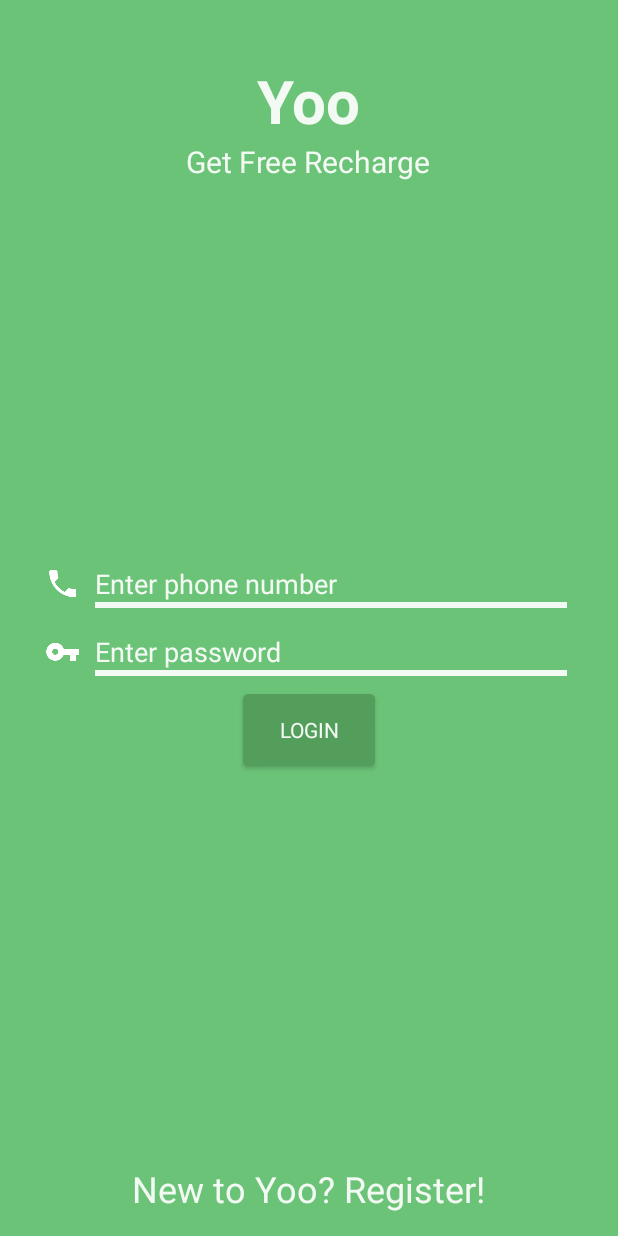
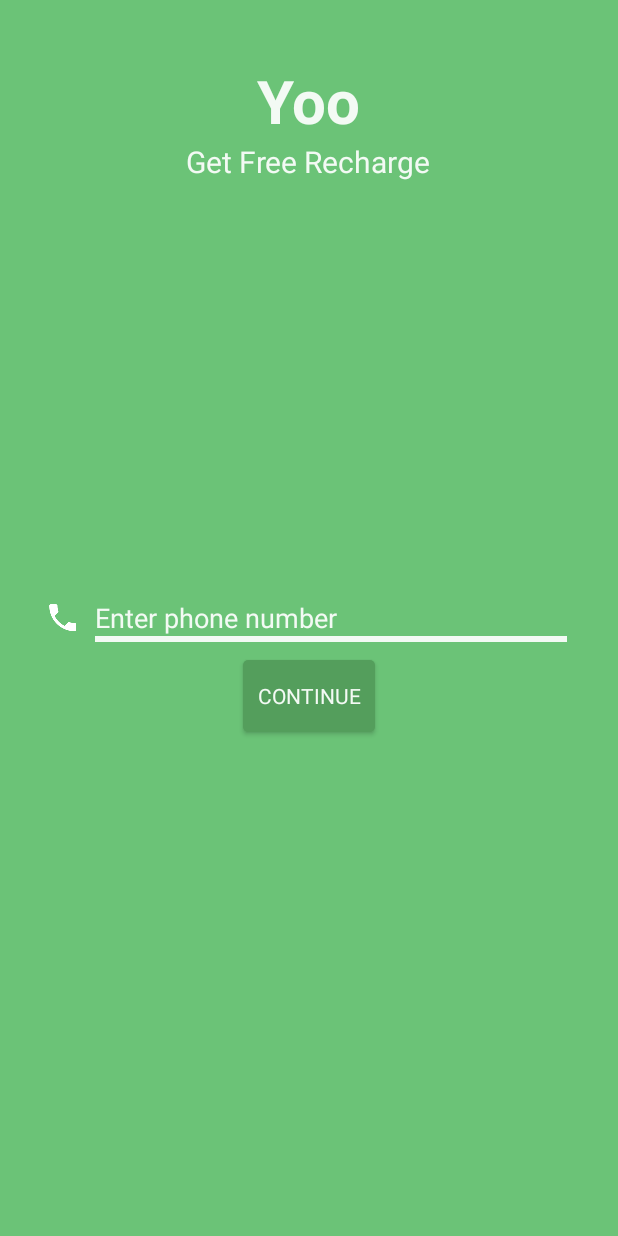
Before and after one commit to ayazalam/Yoo, an Android app: the screen it shows after launch (MainActivity), on a phone screen of 412 x 824 dp. Run offline under Robolectric (Android 15) with nearby library versions, the phone set to English and light mode, and no system bars; our stand-ins replace ButterKnife, Volley; libraries missing offline, so code that uses them is left out: com.github.paolorotolo.appintro.

Commit message:
getting login & register response

```diff
--- a/app/build.gradle
+++ b/app/build.gradle
@@ -28,6 +28,7 @@ dependencies {
     compile fileTree(dir: 'libs', include: ['*.jar'])
     testCompile 'junit:junit:4.12'
     compile 'com.android.support:appcompat-v7:23.1.1'
+    compile 'com.android.support:design:23.1.1'
     compile 'com.github.paolorotolo:appintro:3.4.0' //app intro
     compile 'com.jakewharton:butterknife:7.0.1' //butter knife
     compile 'com.mcxiaoke.volley:library:1.0.19' //volley singleton
--- a/app/src/main/AndroidManifest.xml
+++ b/app/src/main/AndroidManifest.xml
@@ -1,12 +1,16 @@
 <?xml version="1.0" encoding="utf-8"?>
 <manifest xmlns:android="http://schemas.android.com/apk/res/android"
     package="in.theyoo.yoo">
+
+    <uses-permission android:name="android.permission.INTERNET"/>
+    <uses-permission android:name="android.permission.ACCESS_NETWORK_STATE"/>
 
     <application
         android:allowBackup="true"
         android:icon="@mipmap/ic_launcher"
         android:label="@string/app_name"
         android:supportsRtl="true"
+        android:name=".application.MyApplication"
         android:theme="@style/AppTheme">
         <activity android:name=".activity.MainActivity">
             <intent-filter>
--- a/app/src/main/java/in/theyoo/yoo/activity/MainActivity.java
+++ b/app/src/main/java/in/theyoo/yoo/activity/MainActivity.java
@@ -1,44 +1,131 @@
 package in.theyoo.yoo.activity;
 
+import android.app.ProgressDialog;
 import android.content.Intent;
 import android.graphics.PorterDuff;
 import android.os.Bundle;
 import android.support.v4.content.ContextCompat;
 import android.support.v7.app.AppCompatActivity;
+import android.view.View;
+import android.widget.Button;
+import android.widget.RelativeLayout;
 import android.widget.TextView;
+import android.widget.Toast;
+
+import com.android.volley.AuthFailureError;
+import com.android.volley.Request;
+import com.android.volley.RequestQueue;
+import com.android.volley.Response;
+import com.android.volley.VolleyError;
+import com.android.volley.toolbox.StringRequest;
+
+import java.util.HashMap;
+import java.util.Map;
 
 import butterknife.Bind;
 import butterknife.ButterKnife;
 import in.theyoo.yoo.R;
 import in.theyoo.yoo.appIntro.MainAppIntro;
+import in.theyoo.yoo.extra.ApiUrl;
+import in.theyoo.yoo.extra.Keys;
+import in.theyoo.yoo.network.MyVolley;
 import in.theyoo.yoo.storage.MySharedPreferences;
+import in.theyoo.yoo.util.Util;
 
 public class MainActivity extends AppCompatActivity {
+    //view
     @Bind(R.id.phone_edit_text) TextView mPhoneNumber;
-    @Bind(R.id.password_edit_text) TextView mPasswordNumber;
+    @Bind(R.id.continue_button) Button mContinue;
+    @Bind(R.id.layoutForSnackbar) RelativeLayout mLayoutForSnackBar;
+
+    //member variables
+    private RequestQueue mRequestQueue;
+    private ProgressDialog pd;
 
     @Override
     protected void onCreate(Bundle savedInstanceState) {
         super.onCreate(savedInstanceState);
         setContentView(R.layout.activity_main);
         ButterKnife.bind(this);
+
+        //setup Progress dialog
+        pd = new ProgressDialog(this);
+        pd.setMessage(getString(R.string.please_wait_requesting_otp));
+
         //Shared preference
         MySharedPreferences mPreferences = MySharedPreferences.getInstance(getApplicationContext());
 
         //check user has opened app for the first time
-        if (!mPreferences.getBooleanKey(MySharedPreferences.KEY_MAIN_APP_INTRO)){
+        if (!mPreferences.getBooleanKey(MySharedPreferences.KEY_MAIN_APP_INTRO)) {
             //store value to Shared preference
             mPreferences.setBooleanKey(MySharedPreferences.KEY_MAIN_APP_INTRO);
             //Show main app intro
             startActivity(new Intent(this, MainAppIntro.class));
         }
 
+        //Instanciate Volley
+        mRequestQueue = MyVolley.getInstance().getRequestQueue();
+
         //Set editText bottom line color
         mPhoneNumber.getBackground().mutate().setColorFilter(
-                ContextCompat.getColor(getApplicationContext(),R.color.iconColor), PorterDuff.Mode.ADD);
-
-        mPasswordNumber.getBackground().mutate().setColorFilter(
-                ContextCompat.getColor(getApplicationContext(),R.color.iconColor), PorterDuff.Mode.ADD);    }
+                ContextCompat.getColor(getApplicationContext(), R.color.iconColor), PorterDuff.Mode.ADD);
 
 
+        //When Continue button is pressed
+        mContinue.setOnClickListener(new View.OnClickListener() {
+            @Override
+            public void onClick(View v) {
+                //get mobile number
+                String mobile = mPhoneNumber.getText().toString().trim();
+                checkInternetAndDoLogin(mobile);
+            }
+        });
+    }
+
+    /*
+    * Method to check internet connection and do login or signup
+    * */
+    private void checkInternetAndDoLogin(String mobile) {
+        //check internet
+        if (Util.isNetworkAvailable()){
+            //check phone number is valid
+            if (mobile.length() == 10){
+                doLoginInBackground(mobile);
+            }else{
+                Util.redSnackbar(mLayoutForSnackBar,getString(R.string.invalid_mobile_number));
+            }
+        }else{
+           Util.noInternetSnackBar(mLayoutForSnackBar);
+        }
+    }
+
+    /*
+    * Method to do login & register in background
+    *
+    * */
+    private void doLoginInBackground(final String mobile) {
+        pd.show();
+        StringRequest request = new StringRequest(Request.Method.POST,ApiUrl.LOGIN_REGISTER, new Response.Listener<String>() {
+            @Override
+            public void onResponse(String response) {
+                pd.hide();
+                Toast.makeText(getApplicationContext(),response,Toast.LENGTH_LONG).show();
+            }
+        }, new Response.ErrorListener() {
+            @Override
+            public void onErrorResponse(VolleyError error) {
+                pd.hide();
+                Toast.makeText(getApplicationContext(),error.getMessage(),Toast.LENGTH_LONG).show();
+            }
+        }){
+            @Override
+            protected Map<String, String> getParams() throws AuthFailureError {
+                Map<String,String> map = new HashMap<>();
+                map.put(Keys.PARAM_LOGIN_MOBILE,mobile);
+                return map;
+            }
+        };
+
+        mRequestQueue.add(request);
+    }
 }
--- a/app/src/main/res/layout/activity_main.xml
+++ b/app/src/main/res/layout/activity_main.xml
@@ -1,10 +1,10 @@
 <?xml version="1.0" encoding="utf-8"?>
 <RelativeLayout xmlns:android="http://schemas.android.com/apk/res/android"
-    xmlns:app="http://schemas.android.com/apk/res-auto"
     xmlns:tools="http://schemas.android.com/tools"
     android:layout_width="match_parent"
     android:layout_height="match_parent"
     android:background="@color/colorPrimary"
+    android:id="@+id/layoutForSnackbar"
     tools:context=".activity.MainActivity">
 
     <TextView
@@ -54,42 +54,17 @@
                 android:textColor="@color/iconColor"
                 android:textColorHint="@color/iconColor" />
         </TableRow>
-
-        <TableRow>
-
-            <ImageView
-                android:layout_gravity="center_vertical"
-                android:src="@drawable/ic_password_key_white" />
-
-            <EditText
-                android:id="@+id/password_edit_text"
-                android:layout_width="match_parent"
-                android:layout_marginLeft="5dp"
-                android:layout_marginStart="5dp"
-                android:hint="@string/enter_password"
-                android:inputType="textPassword"
-                android:textColor="@color/iconColor"
-                android:textColorHint="@color/iconColor" />
-        </TableRow>
     </TableLayout>
 
     <Button
         android:layout_width="wrap_content"
         android:layout_height="wrap_content"
+        android:id="@+id/continue_button"
         android:layout_below="@+id/login_layout"
         android:layout_centerHorizontal="true"
         android:background="@drawable/dark_primary_button"
-        android:text="@string/login"
+        android:text="@string/continue_string"
         android:layout_margin="5dp"
-        android:textColor="@color/iconColor" />
-
-    <TextView
-        style="@style/TextAppearance.AppCompat.Headline"
-        android:layout_width="wrap_content"
-        android:layout_height="wrap_content"
-        android:layout_alignParentBottom="true"
-        android:layout_centerHorizontal="true"
-        android:layout_marginBottom="15dp"
-        android:text="@string/new_to_yoo_register"
+        android:padding="5dp"
         android:textColor="@color/iconColor" />
 </RelativeLayout>
--- a/app/src/main/res/values/colors.xml
+++ b/app/src/main/res/values/colors.xml
@@ -4,4 +4,5 @@
     <color name="colorPrimaryDark">#549E5C</color>
     <color name="iconColor">#F3FAF4</color>
     <color name="colorAccent">#FA7470</color>
+    <color name="errorColor">#F44336</color>
 </resources>
--- a/app/src/main/res/values/strings.xml
+++ b/app/src/main/res/values/strings.xml
@@ -7,4 +7,9 @@
     <string name="login">Login</string>
     <string name="new_to_yoo_register">New to Yoo? Register!</string>
     <string name="register">Register</string>
+    <string name="continue_string">Continue</string>
+    <string name="check_internet_connection">Check your internet connection</string>
+    <string name="hide">hide</string>
+    <string name="invalid_mobile_number">Invalid mobile number</string>
+    <string name="please_wait_requesting_otp">Please wait. Requesting OTP</string>
 </resources>
```
Also changed, not shown: app/src/main/java/in/theyoo/yoo/extra/Keys.java (added, +9 -0 lines), app/src/main/java/in/theyoo/yoo/util/Util.java (added, +43 -0 lines).
